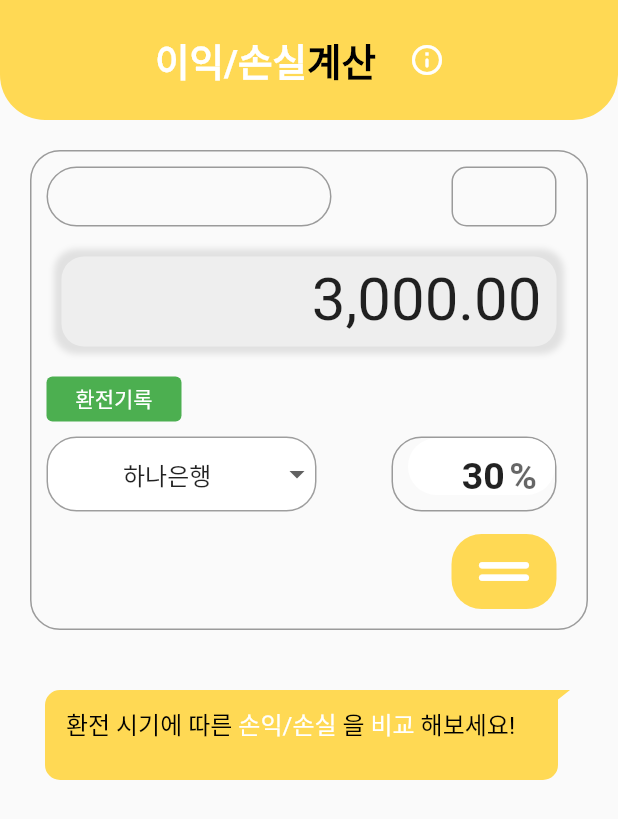
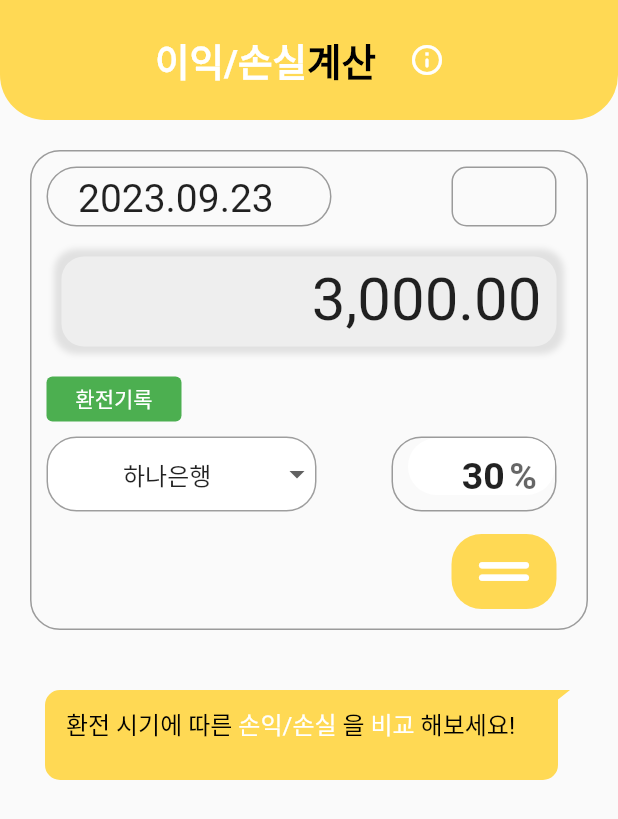
Before and after one commit to Donne-All-Around/DonneAllAround, a Flutter app: the CalculatePage screen opened directly, on a phone screen of 412 x 824 dp. Shown: the top 819 px of the screen. Run offline on Flutter 3.47's test engine with Material 2 defaults, Android fonts, the phone set to English and light mode, and no system bars; drawn by our look-alikes of flutter_chat_bubble; our stand-ins replace awesome_bottom_bar, chat_bubbles, geocoding, geolocator, google_maps_flutter, image_picker and 1 more; missing offline and left inert: bottom_picker.

Commit message:
0923 HA 날짜 선택 기능 구현

```diff
--- a/frontend/a705/lib/calculate_page.dart
+++ b/frontend/a705/lib/calculate_page.dart
@@ -10,6 +10,9 @@ class CalculatePage extends StatefulWidget {
 }
 
 class _CalculatePageState extends State<CalculatePage> {
+
+  // 날짜 선택
+  DateTime date = DateTime.now();
 
   final _bankList1 = [
     '하나은행',
@@ -104,15 +107,37 @@ class _CalculatePageState extends State<CalculatePage> {
                         children: [
                           Container(
                             margin: const EdgeInsets.fromLTRB(10, 10, 20, 10),
+                            padding: const EdgeInsets.fromLTRB(20, 5, 10, 5),
                             width: 190,
                             height: 40,
                             decoration: BoxDecoration(
                               borderRadius: BorderRadius.circular(20),
                               border: Border.all(color: Colors.black38),
                             ),
+                            // 날짜 선택
+                            child: GestureDetector(
+                              onTap: () async {
+                                final selectedDate = await showDatePicker(
+                                  context: context,
+                                  initialDate: date,
+                                  firstDate: DateTime(2000),
+                                  lastDate: DateTime.now(),
+
+                                );
+                                if (selectedDate != null) {
+                                  setState(() {
+                                    date = selectedDate;
+                                  });
+                                }
+                              },
+                              child:  Text(
+                                "${date?.year.toString()}.${date?.month.toString().padLeft(2, '0')}.${date?.day.toString().padLeft(2, '0')}",
+                            style: const TextStyle(fontSize: 26),),
                           ),
+                          ),
+                          const SizedBox(width: 10,),
                           Container(
-                            margin:const EdgeInsets.fromLTRB(60, 10, 10, 10),
+                            margin:const EdgeInsets.fromLTRB(50, 10, 10, 10),
                             width: 70,
                             height: 40,
                             decoration: BoxDecoration(
```
